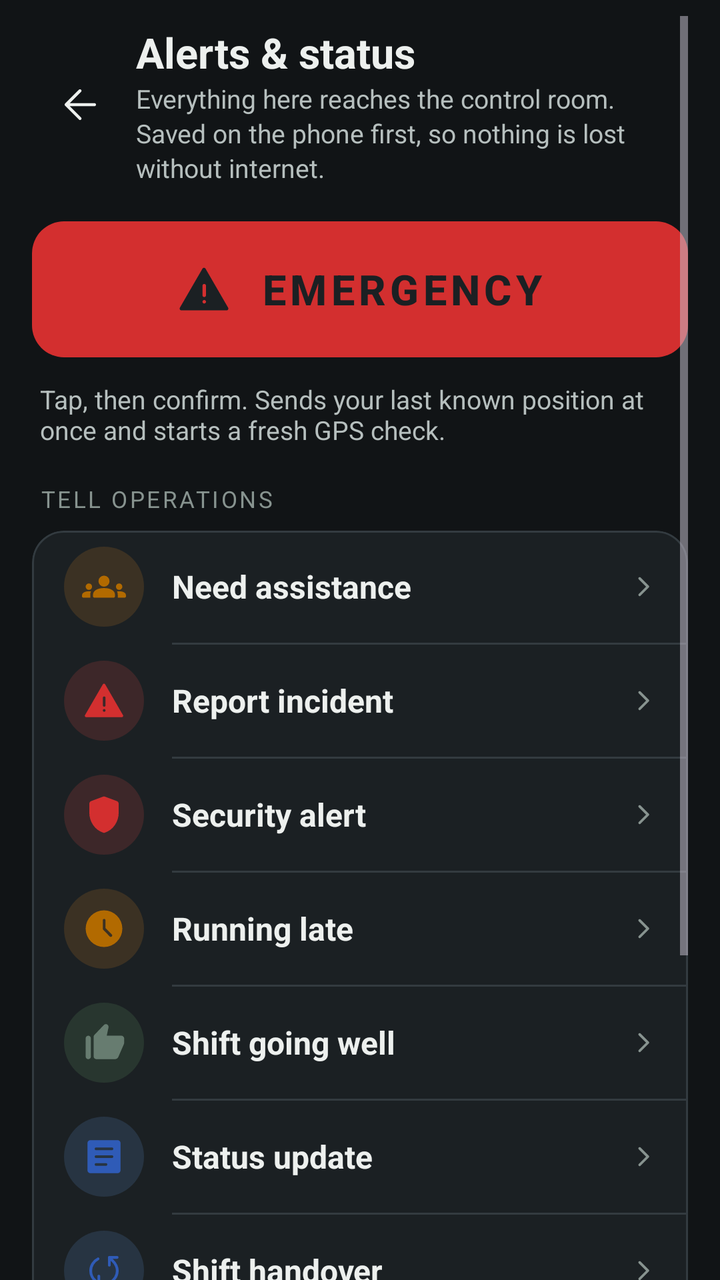
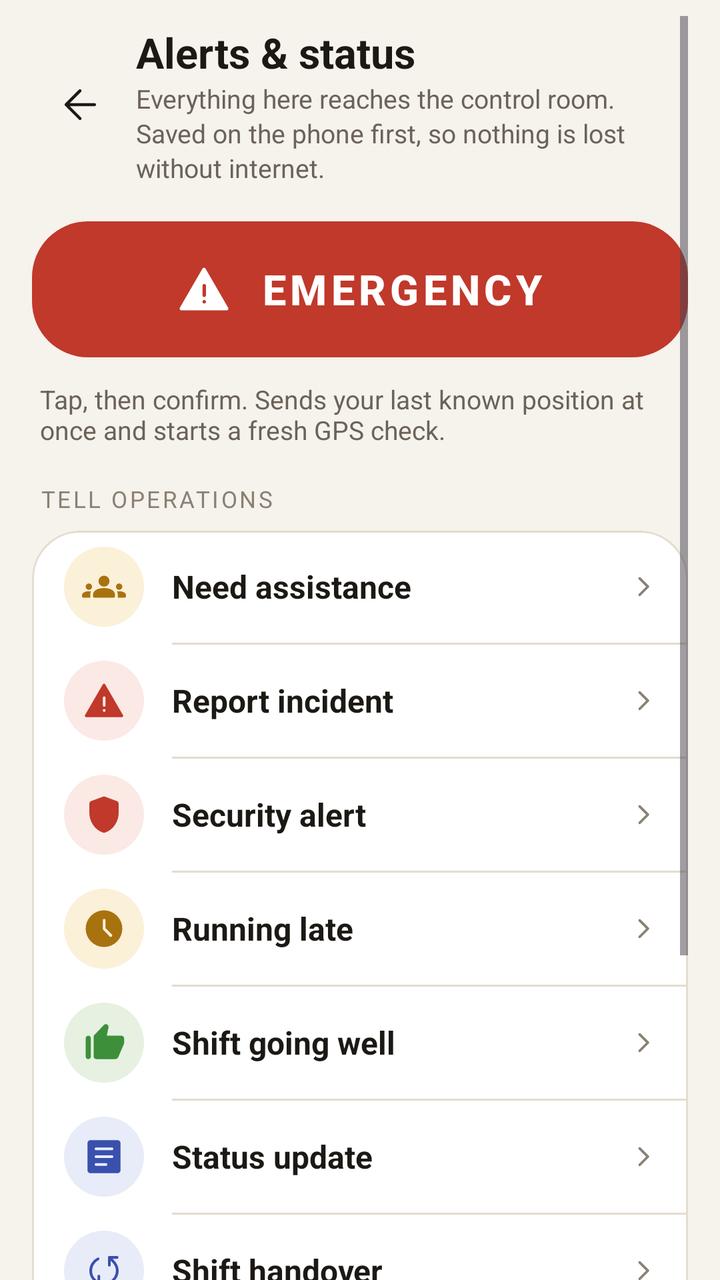

The first picture is an Android layout as it rendered before a commit; the second is the same layout after the commit. The layout source and the unified diff follow.
<!-- AndroidManifest.xml: application theme Theme.Gateway -->
<!-- res/layout/activity_alerts.xml -->
<?xml version="1.0" encoding="utf-8"?>
<ScrollView xmlns:android="http://schemas.android.com/apk/res/android"
    xmlns:app="http://schemas.android.com/apk/res-auto"
    android:layout_width="match_parent" android:layout_height="match_parent" android:background="@color/surface2" android:clipToPadding="false"
    android:paddingStart="16dp" android:paddingEnd="16dp" android:paddingTop="8dp" android:paddingBottom="24dp">
    <LinearLayout android:layout_width="match_parent" android:layout_height="wrap_content" android:orientation="vertical">
        <LinearLayout android:layout_width="match_parent" android:layout_height="wrap_content" android:orientation="horizontal" android:gravity="center_vertical" android:paddingTop="4dp">
            <ImageButton android:id="@+id/back" android:layout_width="48dp" android:layout_height="48dp" android:background="?attr/selectableItemBackgroundBorderless" android:src="@drawable/ic_back" app:tint="@color/ink" android:contentDescription="@string/back" />
            <LinearLayout android:layout_width="0dp" android:layout_weight="1" android:layout_height="wrap_content" android:orientation="vertical" android:layout_marginStart="4dp">
                <TextView style="@style/Headline" android:layout_width="wrap_content" android:layout_height="wrap_content" android:text="@string/alerts_title" />
                <TextView style="@style/Body" android:layout_width="wrap_content" android:layout_height="wrap_content" android:text="@string/alerts_intro" android:textSize="13sp" />
            </LinearLayout>
        </LinearLayout>

        <com.google.android.material.button.MaterialButton android:id="@+id/emergency" style="@style/Button.Emergency" android:layout_width="match_parent" android:layout_height="wrap_content" android:layout_marginTop="14dp" android:text="@string/emergency_button" app:icon="@drawable/ic_warning" />
        <TextView android:layout_width="wrap_content" android:layout_height="wrap_content" android:layout_marginTop="8dp" android:paddingStart="4dp" android:paddingEnd="4dp" android:text="@string/emergency_long_hint" android:textColor="@color/ink2" android:textSize="13sp" />
        <TextView android:id="@+id/feedback" android:layout_width="match_parent" android:layout_height="wrap_content" android:layout_marginTop="10dp" android:background="@drawable/bg_banner_green" android:padding="14dp" android:textColor="@color/ink" android:textSize="14sp" android:visibility="gone" />

        <TextView style="@style/Label" android:layout_width="wrap_content" android:layout_height="wrap_content" android:layout_marginTop="18dp" android:paddingStart="4dp" android:text="@string/alerts_quick_label" />
        <com.google.android.material.card.MaterialCardView android:layout_width="match_parent" android:layout_height="wrap_content" android:layout_marginTop="8dp">
            <LinearLayout android:layout_width="match_parent" android:layout_height="wrap_content" android:orientation="vertical">
                <LinearLayout android:id="@+id/assistance" style="@style/ActionRow"><FrameLayout style="@style/ActionIconWrap" android:background="@drawable/circle_amber_soft"><ImageView style="@style/ActionIcon" android:src="@drawable/ic_people" app:tint="@color/warn_strong" /></FrameLayout><TextView style="@style/ActionText" android:text="@string/alert_assistance" /><ImageView style="@style/ActionChevron" /></LinearLayout>
                <View style="@style/RowDivider" />
                <LinearLayout android:id="@+id/incident" style="@style/ActionRow"><FrameLayout style="@style/ActionIconWrap" android:background="@drawable/circle_red_soft"><ImageView style="@style/ActionIcon" android:src="@drawable/ic_alert" app:tint="@color/critical" /></FrameLayout><TextView style="@style/ActionText" android:text="@string/alert_incident" /><ImageView style="@style/ActionChevron" /></LinearLayout>
                <View style="@style/RowDivider" />
                <LinearLayout android:id="@+id/security" style="@style/ActionRow"><FrameLayout style="@style/ActionIconWrap" android:background="@drawable/circle_red_soft"><ImageView style="@style/ActionIcon" android:src="@drawable/ic_shield" app:tint="@color/critical" /></FrameLayout><TextView style="@style/ActionText" android:text="@string/alert_security" /><ImageView style="@style/ActionChevron" /></LinearLayout>
                <View style="@style/RowDivider" />
                <LinearLayout android:id="@+id/late" style="@style/ActionRow"><FrameLayout style="@style/ActionIconWrap" android:background="@drawable/circle_amber_soft"><ImageView style="@style/ActionIcon" android:src="@drawable/ic_clock" app:tint="@color/warn_strong" /></FrameLayout><TextView style="@style/ActionText" android:text="@string/alert_late" /><ImageView style="@style/ActionChevron" /></LinearLayout>
                <View style="@style/RowDivider" />
                <LinearLayout android:id="@+id/ok" style="@style/ActionRow"><FrameLayout style="@style/ActionIconWrap" android:background="@drawable/circle_green_soft"><ImageView style="@style/ActionIcon" android:src="@drawable/ic_thumb_up" app:tint="@color/accent" /></FrameLayout><TextView style="@style/ActionText" android:text="@string/alert_ok" /><ImageView style="@style/ActionChevron" /></LinearLayout>
                <View style="@style/RowDivider" />
                <LinearLayout android:id="@+id/status" style="@style/ActionRow"><FrameLayout style="@style/ActionIconWrap" android:background="@drawable/circle_blue_soft"><ImageView style="@style/ActionIcon" android:src="@drawable/ic_doc" app:tint="@color/info" /></FrameLayout><TextView style="@style/ActionText" android:text="@string/alert_status" /><ImageView style="@style/ActionChevron" /></LinearLayout>
                <View style="@style/RowDivider" />
                <LinearLayout android:id="@+id/handover" style="@style/ActionRow"><FrameLayout style="@style/ActionIconWrap" android:background="@drawable/circle_blue_soft"><ImageView style="@style/ActionIcon" android:src="@drawable/ic_sync" app:tint="@color/info" /></FrameLayout><TextView style="@style/ActionText" android:text="@string/alert_handover" /><ImageView style="@style/ActionChevron" /></LinearLayout>
                <View style="@style/RowDivider" />
                <LinearLayout android:id="@+id/callOps" style="@style/ActionRow"><FrameLayout style="@style/ActionIconWrap" android:background="@drawable/circle_green"><ImageView style="@style/ActionIcon" android:src="@drawable/ic_phone" app:tint="@color/surface" /></FrameLayout><TextView style="@style/ActionText" android:text="@string/alert_call_ops" /><ImageView style="@style/ActionChevron" /></LinearLayout>
            </LinearLayout>
        </com.google.android.material.card.MaterialCardView>

        <TextView style="@style/Label" android:layout_width="wrap_content" android:layout_height="wrap_content" android:layout_marginTop="18dp" android:paddingStart="4dp" android:text="@string/alert_history_label" />
        <com.google.android.material.card.MaterialCardView android:layout_width="match_parent" android:layout_height="wrap_content" android:layout_marginTop="8dp">
            <LinearLayout android:id="@+id/history" android:layout_width="match_parent" android:layout_height="wrap_content" android:orientation="vertical" android:paddingStart="18dp" android:paddingEnd="18dp" android:paddingTop="10dp" android:paddingBottom="14dp" />
        </com.google.android.material.card.MaterialCardView>
        <TextView android:layout_width="wrap_content" android:layout_height="wrap_content" android:layout_marginTop="12dp" android:paddingStart="4dp" android:text="@string/alert_privacy" android:textColor="@color/ink3" android:textSize="12sp" />
    </LinearLayout>
</ScrollView>
<!-- resources referenced by this layout -->
<resources>
  <color name="accent">#677C70</color>
  <color name="critical">#D32F2F</color>
  <color name="info">#2F5BB7</color>
  <color name="ink">#EDF0EE</color>
  <color name="ink2">#B6BFBE</color>
  <color name="ink3">#87938F</color>
  <color name="surface">#1B2023</color>
  <color name="surface2">#111416</color>
  <color name="warn_strong">#B26A00</color>
  <!-- drawable bg_banner_green (drawable) -->
  <shape xmlns:android="http://schemas.android.com/apk/res/android" android:shape="rectangle"><solid android:color="@color/accent_soft"/><corners android:radius="12dp"/></shape>
  <!-- drawable circle_green (drawable) -->
  <shape xmlns:android="http://schemas.android.com/apk/res/android" android:shape="oval"><solid android:color="@color/accent"/></shape>
  <!-- drawable circle_green_soft (drawable) -->
  <shape xmlns:android="http://schemas.android.com/apk/res/android" android:shape="oval"><solid android:color="@color/accent_soft"/></shape>
  <style name="Button.Emergency" parent="Widget.Material3.Button">
          <item name="cornerRadius">16dp</item>
          <item name="android:minHeight">76dp</item>
          <item name="android:textSize">21sp</item>
          <item name="android:textStyle">bold</item>
          <item name="android:letterSpacing">0.1</item>
          <item name="android:textAllCaps">true</item>
          <item name="backgroundTint">@color/critical</item>
          <item name="android:textColor">@color/surface</item>
          <item name="iconTint">@color/surface</item>
          <item name="iconSize">28dp</item>
          <item name="iconPadding">14dp</item>
          <item name="iconGravity">textStart</item>
          <item name="rippleColor">@color/critical_strong</item>
          <item name="elevation">0dp</item>
      </style>
  <style name="Theme.Gateway" parent="Theme.Material3.Dark.NoActionBar">
          <item name="colorPrimary">@color/accent</item>
          <item name="colorOnPrimary">@color/ink</item>
          <item name="colorPrimaryContainer">@color/accent_soft</item>
          <item name="colorOnPrimaryContainer">@color/accent_strong</item>
          <item name="colorSecondary">@color/accent</item>
          <item name="colorSecondaryContainer">@color/accent_soft</item>
          <item name="colorOnSecondaryContainer">@color/accent_strong</item>
          <item name="colorError">@color/critical</item>
          <item name="colorSurface">@color/surface</item>
          <item name="colorOnSurface">@color/ink</item>
          <item name="colorOnSurfaceVariant">@color/ink2</item>
          <item name="colorSurfaceVariant">@color/surface3</item>
          <item name="colorOutline">@color/line_strong</item>
          <item name="colorOutlineVariant">@color/line</item>
          <item name="android:colorBackground">@color/surface2</item>
          <item name="android:windowBackground">@color/surface2</item>
          
          <item name="android:statusBarColor">@android:color/transparent</item>
          <item name="android:navigationBarColor">@android:color/transparent</item>
          <item name="android:windowLightStatusBar">false</item>
          <item name="android:windowLightNavigationBar" tools:targetApi="27">false</item>
          <item name="android:textColorPrimary">@color/ink</item>
          <item name="materialCardViewStyle">@style/Card</item>
          <item name="materialButtonStyle">@style/Button.Filled</item>
          <item name="materialAlertDialogTheme">@style/Dialog</item>
          <item name="alertDialogTheme">@style/Dialog</item>
      </style>
  <color name="accent_soft">#28362F</color>
  <color name="warn_soft">#3B3123</color>
  <color name="info_soft">#273442</color>
  <color name="critical_soft">#3D2729</color>
  <color name="critical_strong">#B71C1C</color>
  <color name="line">#333B40</color>
  <color name="accent_strong">#586D61</color>
  <color name="surface3">#242A2E</color>
  <color name="line_strong">#4C585E</color>
  <style name="Card" parent="Widget.Material3.CardView.Outlined">
          <item name="cardBackgroundColor">@color/surface</item>
          <item name="cardCornerRadius">16dp</item>
          <item name="cardElevation">0dp</item>
          <item name="strokeWidth">1dp</item>
          <item name="strokeColor">@color/line</item>
          <item name="android:layout_marginTop">12dp</item>
      </style>
  <style name="Button.Filled" parent="Widget.Material3.Button">
          <item name="cornerRadius">14dp</item>
          <item name="android:minHeight">56dp</item>
          <item name="android:textSize">15sp</item>
          <item name="android:textStyle">bold</item>
          <item name="android:letterSpacing">0.01</item>
          <item name="android:textAllCaps">false</item>
          <item name="backgroundTint">@color/accent</item>
          <item name="android:textColor">@color/surface</item>
          <item name="elevation">0dp</item>
      </style>
  <!-- unchanged entries left out for length: 41 -->
</resources>

<!-- the commit's change to res/layout/activity_alerts.xml (unified diff, before → after) -->
@@ -27,7 +27,7 @@
                 <View style="@style/RowDivider" />
                 <LinearLayout android:id="@+id/late" style="@style/ActionRow"><FrameLayout style="@style/ActionIconWrap" android:background="@drawable/circle_amber_soft"><ImageView style="@style/ActionIcon" android:src="@drawable/ic_clock" app:tint="@color/warn_strong" /></FrameLayout><TextView style="@style/ActionText" android:text="@string/alert_late" /><ImageView style="@style/ActionChevron" /></LinearLayout>
                 <View style="@style/RowDivider" />
-                <LinearLayout android:id="@+id/ok" style="@style/ActionRow"><FrameLayout style="@style/ActionIconWrap" android:background="@drawable/circle_green_soft"><ImageView style="@style/ActionIcon" android:src="@drawable/ic_thumb_up" app:tint="@color/accent" /></FrameLayout><TextView style="@style/ActionText" android:text="@string/alert_ok" /><ImageView style="@style/ActionChevron" /></LinearLayout>
+                <LinearLayout android:id="@+id/ok" style="@style/ActionRow"><FrameLayout style="@style/ActionIconWrap" android:background="@drawable/circle_green_soft"><ImageView style="@style/ActionIcon" android:src="@drawable/ic_thumb_up" app:tint="@color/ok" /></FrameLayout><TextView style="@style/ActionText" android:text="@string/alert_ok" /><ImageView style="@style/ActionChevron" /></LinearLayout>
                 <View style="@style/RowDivider" />
                 <LinearLayout android:id="@+id/status" style="@style/ActionRow"><FrameLayout style="@style/ActionIconWrap" android:background="@drawable/circle_blue_soft"><ImageView style="@style/ActionIcon" android:src="@drawable/ic_doc" app:tint="@color/info" /></FrameLayout><TextView style="@style/ActionText" android:text="@string/alert_status" /><ImageView style="@style/ActionChevron" /></LinearLayout>
                 <View style="@style/RowDivider" />
<!-- resource entries referenced after the edit -->
@@ -1,41 +1,45 @@
 <!-- resources referenced by this layout -->
 <resources>
-  <color name="accent">#677C70</color>
-  <color name="critical">#D32F2F</color>
-  <color name="info">#2F5BB7</color>
-  <color name="ink">#EDF0EE</color>
-  <color name="ink2">#B6BFBE</color>
-  <color name="ink3">#87938F</color>
-  <color name="surface">#1B2023</color>
-  <color name="surface2">#111416</color>
-  <color name="warn_strong">#B26A00</color>
+  <color name="accent">#C97221</color>
+  <color name="on_accent">#1A1008</color>
+  <color name="critical">#C0392B</color>
+  <color name="info">#3A50AD</color>
+  <color name="ink">#1C1915</color>
+  <color name="ink2">#6B6358</color>
+  <color name="ink3">#8A8173</color>
+  <color name="ok">#3D8F3A</color>
+  <color name="surface">#FFFFFF</color>
+  <color name="surface2">#F6F2EC</color>
+  <color name="warn_strong">#A8720F</color>
   <!-- drawable bg_banner_green (drawable) -->
-  <shape xmlns:android="http://schemas.android.com/apk/res/android" android:shape="rectangle"><solid android:color="@color/accent_soft"/><corners android:radius="12dp"/></shape>
+  <shape xmlns:android="http://schemas.android.com/apk/res/android" android:shape="rectangle"><solid android:color="@color/ok_soft"/><corners android:radius="12dp"/></shape>
   <!-- drawable circle_green (drawable) -->
-  <shape xmlns:android="http://schemas.android.com/apk/res/android" android:shape="oval"><solid android:color="@color/accent"/></shape>
+  <shape xmlns:android="http://schemas.android.com/apk/res/android" android:shape="oval"><solid android:color="@color/ok"/></shape>
   <!-- drawable circle_green_soft (drawable) -->
-  <shape xmlns:android="http://schemas.android.com/apk/res/android" android:shape="oval"><solid android:color="@color/accent_soft"/></shape>
+  <shape xmlns:android="http://schemas.android.com/apk/res/android" android:shape="oval"><solid android:color="@color/ok_soft"/></shape>
   <style name="Button.Emergency" parent="Widget.Material3.Button">
-          <item name="cornerRadius">16dp</item>
+          <item name="cornerRadius">28dp</item>
           <item name="android:minHeight">76dp</item>
           <item name="android:textSize">21sp</item>
           <item name="android:textStyle">bold</item>
           <item name="android:letterSpacing">0.1</item>
           <item name="android:textAllCaps">true</item>
-          <item name="backgroundTint">@color/critical</item>
-          <item name="android:textColor">@color/surface</item>
-          <item name="iconTint">@color/surface</item>
+          <item name="backgroundTint">@color/critical_solid</item>
+          <item name="android:textColor">@color/white</item>
+          <item name="iconTint">@color/white</item>
           <item name="iconSize">28dp</item>
           <item name="iconPadding">14dp</item>
           <item name="iconGravity">textStart</item>
           <item name="rippleColor">@color/critical_strong</item>
           <item name="elevation">0dp</item>
       </style>
-  <style name="Theme.Gateway" parent="Theme.Material3.Dark.NoActionBar">
+  <style name="Theme.Gateway" parent="Theme.Material3.DayNight.NoActionBar">
           <item name="colorPrimary">@color/accent</item>
-          <item name="colorOnPrimary">@color/ink</item>
+          <item name="colorOnPrimary">@color/on_accent</item>
           <item name="colorPrimaryContainer">@color/accent_soft</item>
           <item name="colorOnPrimaryContainer">@color/accent_strong</item>
+          <item name="colorErrorContainer">@color/critical_soft</item>
+          <item name="colorOnError">@color/surface</item>
           <item name="colorSecondary">@color/accent</item>
           <item name="colorSecondaryContainer">@color/accent_soft</item>
           <item name="colorOnSecondaryContainer">@color/accent_strong</item>
@@ -51,40 +55,43 @@
           
           <item name="android:statusBarColor">@android:color/transparent</item>
           <item name="android:navigationBarColor">@android:color/transparent</item>
-          <item name="android:windowLightStatusBar">false</item>
-          <item name="android:windowLightNavigationBar" tools:targetApi="27">false</item>
+          <item name="android:windowLightStatusBar">@bool/light_system_bars</item>
+          <item name="android:windowLightNavigationBar" tools:targetApi="27">@bool/light_system_bars</item>
           <item name="android:textColorPrimary">@color/ink</item>
           <item name="materialCardViewStyle">@style/Card</item>
           <item name="materialButtonStyle">@style/Button.Filled</item>
           <item name="materialAlertDialogTheme">@style/Dialog</item>
           <item name="alertDialogTheme">@style/Dialog</item>
       </style>
-  <color name="accent_soft">#28362F</color>
-  <color name="warn_soft">#3B3123</color>
-  <color name="info_soft">#273442</color>
-  <color name="critical_soft">#3D2729</color>
-  <color name="critical_strong">#B71C1C</color>
-  <color name="line">#333B40</color>
-  <color name="accent_strong">#586D61</color>
-  <color name="surface3">#242A2E</color>
-  <color name="line_strong">#4C585E</color>
+  <color name="ok_soft">#E6F1E1</color>
+  <color name="accent_soft">#FBEFE0</color>
+  <color name="warn_soft">#FBF0D8</color>
+  <color name="info_soft">#E8ECF8</color>
+  <color name="critical_soft">#FBE9E5</color>
+  <color name="critical_solid">#C0392B</color>
+  <color name="white">#FFFFFF</color>
+  <color name="critical_strong">#9C1F12</color>
+  <color name="line">#E3DCCF</color>
+  <color name="accent_strong">#A85A12</color>
+  <color name="surface3">#ECE6DC</color>
+  <color name="line_strong">#CFC6B6</color>
   <style name="Card" parent="Widget.Material3.CardView.Outlined">
           <item name="cardBackgroundColor">@color/surface</item>
-          <item name="cardCornerRadius">16dp</item>
+          <item name="cardCornerRadius">24dp</item>
           <item name="cardElevation">0dp</item>
           <item name="strokeWidth">1dp</item>
           <item name="strokeColor">@color/line</item>
           <item name="android:layout_marginTop">12dp</item>
       </style>
   <style name="Button.Filled" parent="Widget.Material3.Button">
-          <item name="cornerRadius">14dp</item>
+          <item name="cornerRadius">28dp</item>
           <item name="android:minHeight">56dp</item>
           <item name="android:textSize">15sp</item>
           <item name="android:textStyle">bold</item>
           <item name="android:letterSpacing">0.01</item>
           <item name="android:textAllCaps">false</item>
           <item name="backgroundTint">@color/accent</item>
-          <item name="android:textColor">@color/surface</item>
+          <item name="android:textColor">@color/on_accent</item>
           <item name="elevation">0dp</item>
       </style>
   <!-- unchanged entries left out for length: 41 -->
